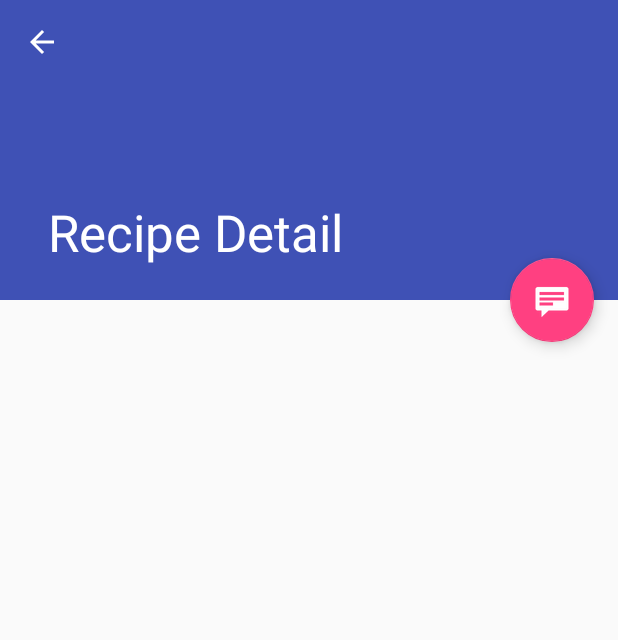
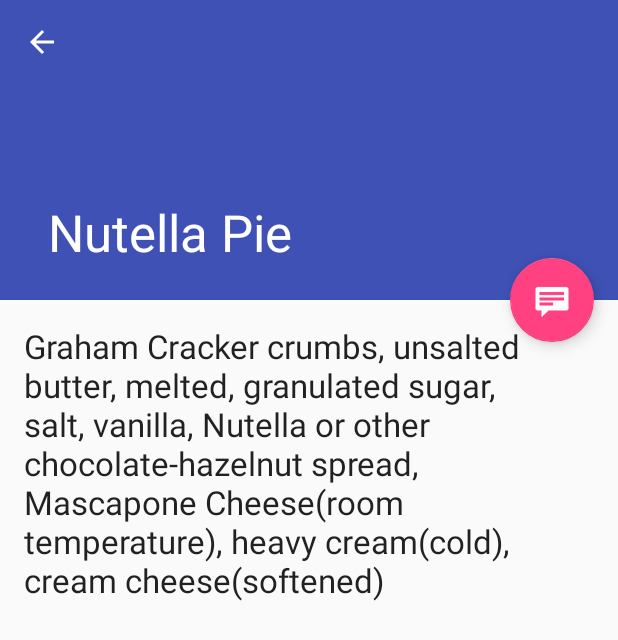
Before and after one commit to GregIzzo/udacity_nanoand_bakeit, an Android app: the RecipeDetailFragment screen opened directly, with no data from a screen before it, on a phone screen of 412 x 824 dp. Shown: the top 640 px of the screen. Run offline under Robolectric (Android 15) with nearby library versions, the phone set to English and light mode, and no system bars.

```diff
--- a/app/src/main/java/com/example/android/udacity_nanoand_bakeit/RecipeDetailFragment.java
+++ b/app/src/main/java/com/example/android/udacity_nanoand_bakeit/RecipeDetailFragment.java
@@ -9,7 +9,9 @@ import android.view.View;
 import android.view.ViewGroup;
 import android.widget.TextView;
 
-import com.example.android.udacity_nanoand_bakeit.dummy.DummyContent;
+import com.example.android.udacity_nanoand_bakeit.data.RecipeJSON;
+
+import org.json.JSONObject;
 
 /**
  * A fragment representing a single Recipe detail screen.
@@ -24,10 +26,9 @@ public class RecipeDetailFragment extends Fragment {
      */
     public static final String ARG_ITEM_ID = "item_id";
 
-    /**
-     * The dummy content this fragment is presenting.
-     */
-    private DummyContent.DummyItem mItem;
+
+    private JSONObject myJsonObject;
+    private int recipeOffset;
 
     /**
      * Mandatory empty constructor for the fragment manager to instantiate the
@@ -41,15 +42,14 @@ public class RecipeDetailFragment extends Fragment {
         super.onCreate(savedInstanceState);
 
         if (getArguments().containsKey(ARG_ITEM_ID)) {
-            // Load the dummy content specified by the fragment
-            // arguments. In a real-world scenario, use a Loader
-            // to load content from a content provider.
-            mItem = DummyContent.ITEM_MAP.get(getArguments().getString(ARG_ITEM_ID));
+            //offset into Recipe data is passed in. Make calls to RecipeJSON class for data
+            recipeOffset = getArguments().getInt(ARG_ITEM_ID);
+            myJsonObject = RecipeJSON.getRecipe(recipeOffset);
 
             Activity activity = this.getActivity();
             CollapsingToolbarLayout appBarLayout = (CollapsingToolbarLayout) activity.findViewById(R.id.toolbar_layout);
             if (appBarLayout != null) {
-                appBarLayout.setTitle(mItem.content);
+                appBarLayout.setTitle(RecipeJSON.getRecipeName(recipeOffset));
             }
         }
     }
@@ -59,9 +59,9 @@ public class RecipeDetailFragment extends Fragment {
                              Bundle savedInstanceState) {
         View rootView = inflater.inflate(R.layout.recipe_detail, container, false);
 
-        // Show the dummy content as text in a TextView.
-        if (mItem != null) {
-            ((TextView) rootView.findViewById(R.id.recipe_detail)).setText(mItem.details);
+
+        if (myJsonObject != null) {
+            ((TextView) rootView.findViewById(R.id.recipe_detail)).setText(RecipeJSON.getIngredientsString(myJsonObject));
         }
 
         return rootView;
--- a/app/src/main/java/com/example/android/udacity_nanoand_bakeit/data/RecipeJSON.java
+++ b/app/src/main/java/com/example/android/udacity_nanoand_bakeit/data/RecipeJSON.java
@@ -80,6 +80,39 @@ public class RecipeJSON {
     public static int size(){
         if (dataJSONArray == null) return 0;
         return dataJSONArray.length();
+    }
+    public static String getIngredientsString(int position){
+        if (dataJSONArray == null) return "No Data";
+        if (position >= dataJSONArray.length()) return "No Data";
+        try {
+            JSONObject jobj =  dataJSONArray.getJSONObject(position);
+           return getIngredientsString(jobj);
+        } catch (JSONException e){
+            Log.d(TAG, "getIngredientsString: failed to create ingredient string");
+            return "No Data";
+        }
+    }
+    public static String getIngredientsString(JSONObject rObj){
+        try {
+
+
+            JSONArray ingList = rObj.getJSONArray("ingredients");
+            int len = ingList.length();
+            String ingrString = "";
+            for (int i = 0; i < len; i++) {
+                JSONObject ingObj = ingList.getJSONObject(i);
+                if (i == 0) {
+                    ingrString = ingObj.getString("ingredient");
+                } else {
+                    ingrString = ingrString + ", " + ingObj.getString("ingredient");
+                }
+            }
+            return ingrString;
+        } catch (JSONException e){
+            Log.d(TAG, "getIngredientsString: failed to create ingredient string");
+            return "No Data";
+
+        }
     }
     private static String staticData = "[\n" +
             "  {\n" +
```
Also changed, not shown: app/src/main/java/com/example/android/udacity_nanoand_bakeit/RecipeListActivity.java (+19 -1 lines).
